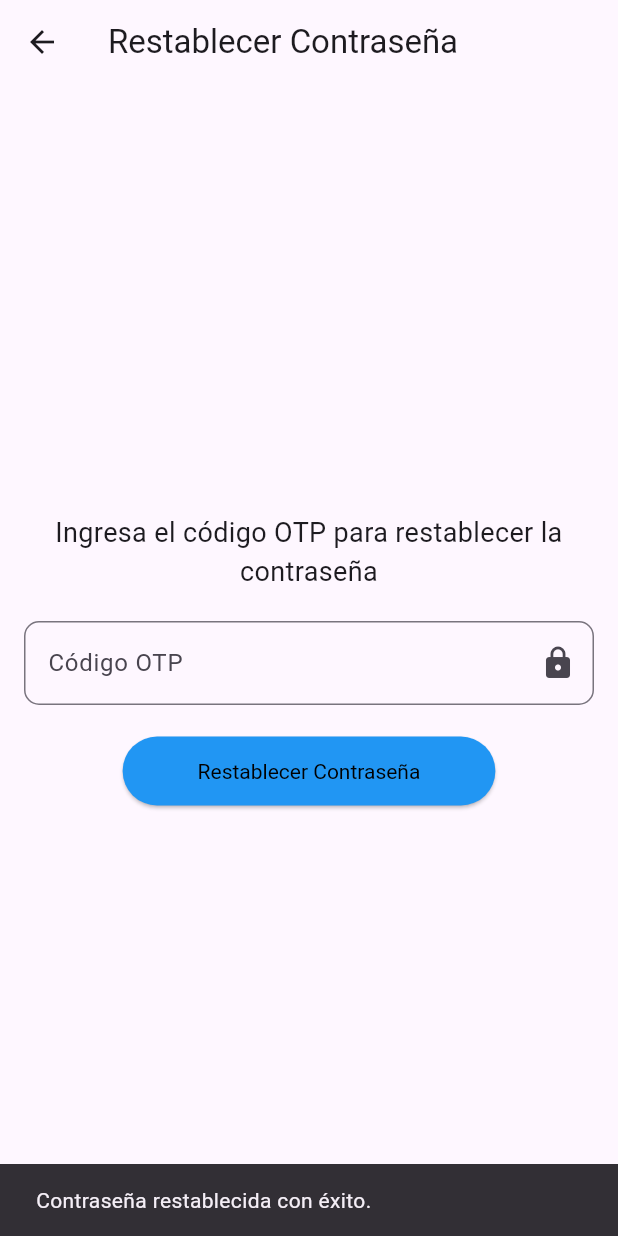
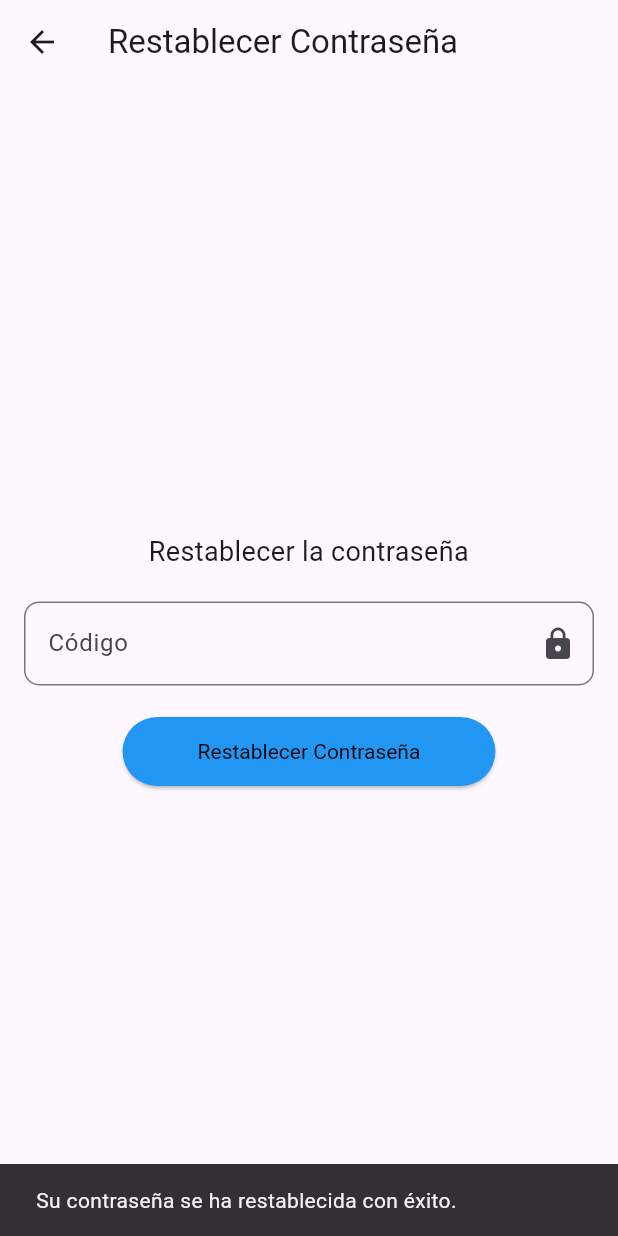
Before and after one commit to PalomequeDeLaTorre/countertest, a Flutter app: the ResetPasswordPage screen opened by its route, after a tap on "Restablecer Contraseña", on a phone screen of 412 x 824 dp. Run offline on Flutter 3.47's test engine with Material 3 defaults, Android fonts, the phone set to English and light mode, and no system bars.

```diff
--- a/lib/pages/reset_page.dart
+++ b/lib/pages/reset_page.dart
@@ -14,8 +14,7 @@ class ResetPasswordPage extends StatelessWidget {
         child: Column(
           mainAxisAlignment: MainAxisAlignment.center,
           children: [
-            const Text(
-              'Ingresa el código OTP para restablecer la contraseña',
+            const Text('Restablecer la contraseña',
               style: TextStyle(fontSize: 18),
               textAlign: TextAlign.center,
             ),
@@ -26,7 +25,7 @@ class ResetPasswordPage extends StatelessWidget {
                 onPressed: () {
                   ScaffoldMessenger.of(context).showSnackBar(
                     const SnackBar(
-                      content: Text('Contraseña restablecida con éxito.'),
+                      content: Text('Su contraseña se ha restablecida con éxito.'),
                     ),
                   );
                 },
@@ -36,8 +35,7 @@ class ResetPasswordPage extends StatelessWidget {
                   padding:
                       const EdgeInsets.symmetric(horizontal: 50, vertical: 15),
                 ),
-                child: const Text(
-                  'Restablecer Contraseña',
+                child: const Text('Restablecer Contraseña',
                   style: TextStyle(color: Colors.black),
                 )),
           ],
@@ -50,8 +48,8 @@ class ResetPasswordPage extends StatelessWidget {
     return TextField(
       keyboardType: TextInputType.number,
       decoration: InputDecoration(
-        labelText: 'Código OTP',
-        hintText: 'Ingresa el código de verificación',
+        labelText: 'Código',
+        hintText: 'Código de verificación',
         border: OutlineInputBorder(
           borderRadius: BorderRadius.circular(10.0),
         ),
```
